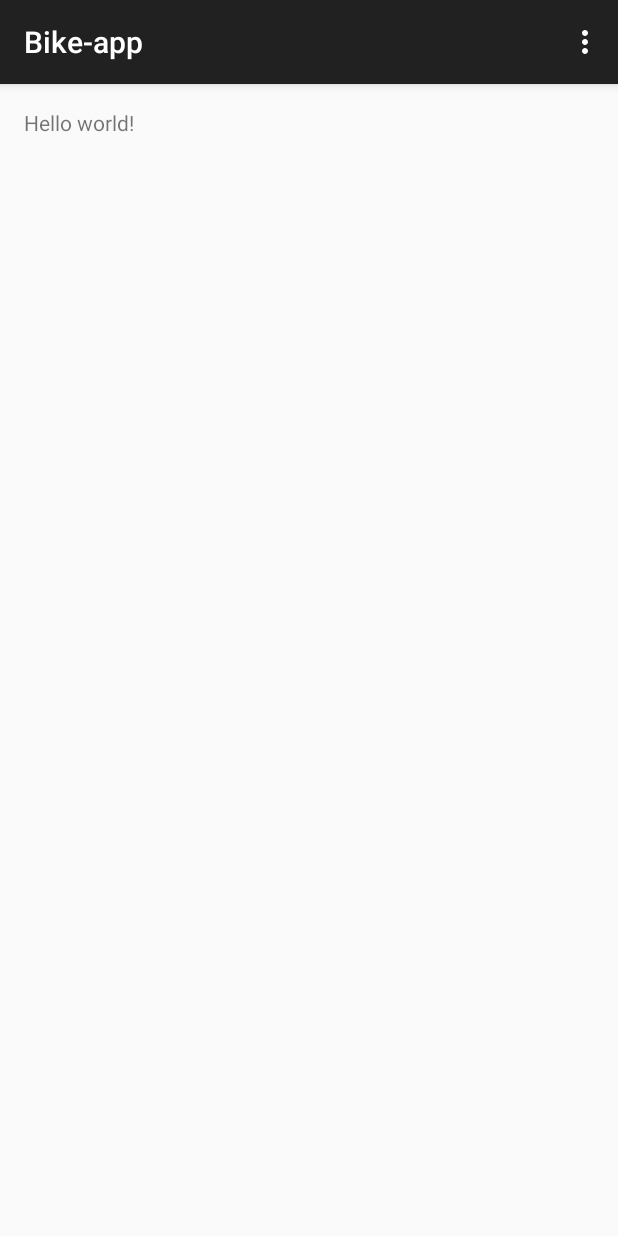
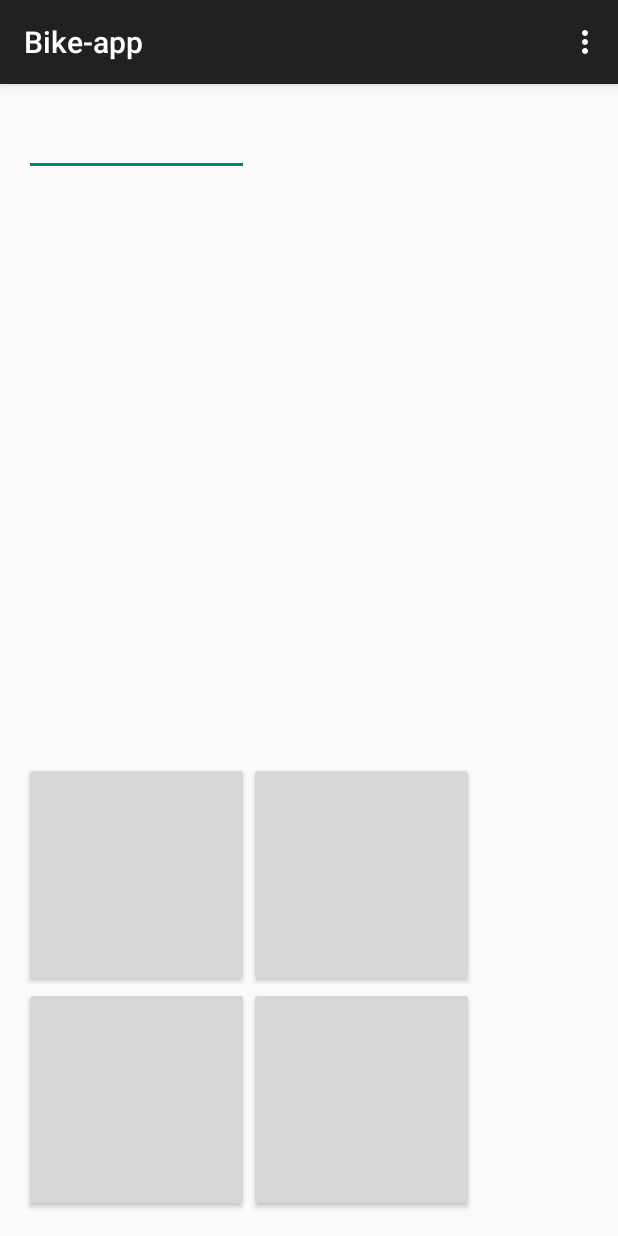
Before and after one commit to AlexandreRio/smart-e-bike, an Android app: the screen it shows after launch (MainActivity), on a phone screen of 412 x 824 dp. Run offline under Robolectric (Android 15) with nearby library versions, the phone set to English and light mode, and no system bars.

Commit message:
Premiere version du menu

```diff
--- a/Bike-app/app/src/main/java/al/esir/bike_app/MainActivity.java
+++ b/Bike-app/app/src/main/java/al/esir/bike_app/MainActivity.java
@@ -13,7 +13,6 @@ public class MainActivity extends ActionBarActivity {
         super.onCreate(savedInstanceState);
         setContentView(R.layout.activity_main);
     }
-
 
     @Override
     public boolean onCreateOptionsMenu(Menu menu) {
--- a/Bike-app/app/src/main/res/layout/activity_main.xml
+++ b/Bike-app/app/src/main/res/layout/activity_main.xml
@@ -3,9 +3,96 @@
     android:layout_height="match_parent" android:paddingLeft="@dimen/activity_horizontal_margin"
     android:paddingRight="@dimen/activity_horizontal_margin"
     android:paddingTop="@dimen/activity_vertical_margin"
-    android:paddingBottom="@dimen/activity_vertical_margin" tools:context=".MainActivity">
+    android:paddingBottom="@dimen/activity_vertical_margin" tools:context=".MainActivity"
+    android:minWidth="90dp"
+    android:minHeight="30dp">
 
-    <TextView android:text="@string/hello_world" android:layout_width="wrap_content"
-        android:layout_height="wrap_content" />
+    <GridLayout
+        android:id="@+id/mainGrid"
+        android:layout_width="fill_parent"
+        android:layout_height="fill_parent"
+        android:layout_alignParentTop="true"
+        android:layout_alignParentLeft="true"
+        android:layout_alignParentStart="true"
+        android:rowCount="3"
+        android:columnCount="1">
+
+        <GridLayout
+            android:id="@+id/textGrid"
+            android:layout_width="wrap_content"
+            android:layout_height="wrap_content"
+            android:layout_alignParentTop="true"
+            android:layout_alignParentLeft="true"
+            android:layout_alignParentStart="true"
+            android:layout_row="0"
+            android:rowCount="1"
+            android:columnCount="3">
+
+            <ImageView
+                android:layout_column="0"
+                android:width="150dp" >
+            </ImageView>
+
+            <EditText
+                android:layout_column="1"
+                android:width="150dp">
+            </EditText>
+
+            <ImageSwitcher>
+
+            </ImageSwitcher>
+
+        </GridLayout>
+
+        <GridLayout
+            android:id="@+id/firstButtonGrid"
+            android:layout_width="wrap_content"
+            android:layout_height="wrap_content"
+            android:layout_alignParentTop="true"
+            android:layout_alignParentLeft="true"
+            android:layout_alignParentStart="true"
+            android:layout_row="1"
+            android:rowCount="1"
+            android:columnCount="2">
+
+            <Button
+                android:height="150dp"
+                android:width="150dp"
+                android:layout_column="0">
+            </Button>
+
+            <Button
+                android:height="150dp"
+                android:width="150dp"
+                android:layout_column="1">
+            </Button>
+
+
+        </GridLayout>
+
+        <GridLayout
+            android:id="@+id/secondButtonGrid"
+            android:layout_width="wrap_content"
+            android:layout_height="wrap_content"
+            android:layout_alignParentTop="true"
+            android:layout_alignParentLeft="true"
+            android:layout_alignParentStart="true"
+            android:rowCount="1"
+            android:columnCount="2">
+
+            <Button
+                android:height="150dp"
+                android:width="150dp"
+                android:layout_column="0">
+            </Button>
+
+            <Button
+                android:height="150dp"
+                android:width="150dp"
+                android:layout_column="1">
+            </Button>
+        </GridLayout>
+
+    </GridLayout>
 
 </RelativeLayout>
```
